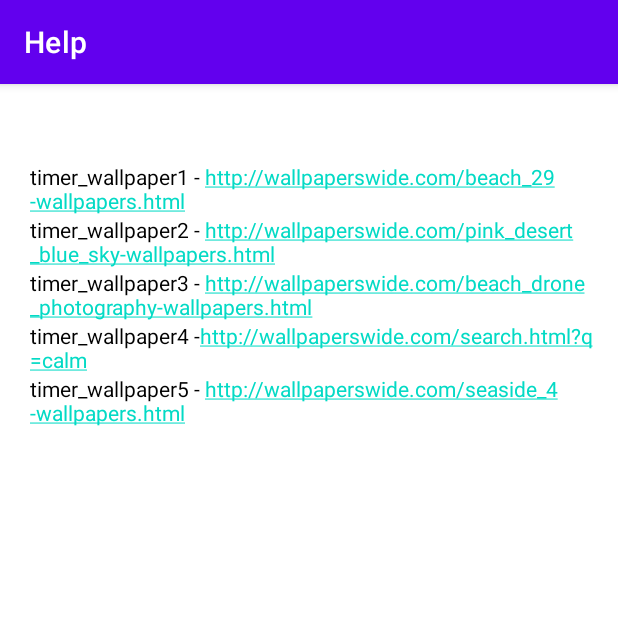
After one commit to hskahlon/android-app, an Android app: the HelpActivity screen opened directly, with no data from a screen before it, on a phone screen of 412 x 824 dp, the top half of it. The commit adds this screen. Run offline under Robolectric (Android 15) with nearby library versions, the light colour scheme and no system bars.

Commit message:
Make helpActivity

```diff
--- /dev/null
+++ b/app/src/main/java/ca/cmpt276/charcoal/practicalparent/HelpActivity.java
@@ -0,0 +1,20 @@
+package ca.cmpt276.charcoal.practicalparent;
+
+import androidx.appcompat.app.AppCompatActivity;
+
+import android.content.Context;
+import android.content.Intent;
+import android.os.Bundle;
+
+public class HelpActivity extends AppCompatActivity {
+
+    @Override
+    protected void onCreate(Bundle savedInstanceState) {
+        super.onCreate(savedInstanceState);
+        setContentView(R.layout.activity_help);
+    }
+
+    public static Intent makeLaunchIntent(Context context) {
+        return new Intent(context, HelpActivity.class);
+    }
+}
--- /dev/null
+++ b/app/src/main/res/layout/activity_help.xml
@@ -0,0 +1,81 @@
+<?xml version="1.0" encoding="utf-8"?>
+<androidx.constraintlayout.widget.ConstraintLayout xmlns:android="http://schemas.android.com/apk/res/android"
+    xmlns:app="http://schemas.android.com/apk/res-auto"
+    xmlns:tools="http://schemas.android.com/tools"
+    android:layout_width="match_parent"
+    android:layout_height="match_parent"
+    tools:context=".HelpActivity">
+
+    <ScrollView
+        android:layout_width="match_parent"
+        android:layout_height="match_parent"
+        tools:layout_editor_absoluteY="136dp"
+        android:padding="10dp" >
+
+        <LinearLayout
+            android:layout_width="match_parent"
+            android:layout_height="wrap_content"
+            android:orientation="vertical" >
+
+            <TextView
+                android:layout_width="match_parent"
+                android:layout_height="match_parent"
+                android:textColor="@color/white"
+                android:paddingTop="20dp"
+                android:text=""
+                android:textSize="16sp"
+                android:textStyle="bold" />
+            <TextView
+                android:layout_width="match_parent"
+                android:layout_height="match_parent"
+                android:paddingStart="10dp"
+                android:paddingEnd="0dp"
+                android:textColor="@color/black"
+                android:text="timer_wallpaper1 - http://wallpaperswide.com/beach_29-wallpapers.html"
+                android:autoLink="web"/>
+            <TextView
+                android:layout_width="match_parent"
+                android:layout_height="match_parent"
+                android:paddingStart="10dp"
+                android:paddingEnd="0dp"
+                android:textColor="@color/black"
+                android:text="timer_wallpaper2 - http://wallpaperswide.com/pink_desert_blue_sky-wallpapers.html"
+                android:autoLink="web"/>
+            <TextView
+                android:layout_width="match_parent"
+                android:layout_height="match_parent"
+                android:paddingStart="10dp"
+                android:paddingEnd="0dp"
+                android:textColor="@color/black"
+                android:text="timer_wallpaper3 - http://wallpaperswide.com/beach_drone_photography-wallpapers.html"
+                android:autoLink="web"/>
+            <TextView
+                android:layout_width="match_parent"
+                android:layout_height="match_parent"
+                android:paddingStart="10dp"
+                android:paddingEnd="0dp"
+                android:textColor="@color/black"
+                android:text="timer_wallpaper4 -http://wallpaperswide.com/search.html?q=calm"
+                android:autoLink="web"/>
+            <TextView
+                android:layout_width="match_parent"
+                android:layout_height="match_parent"
+                android:paddingStart="10dp"
+                android:paddingEnd="0dp"
+                android:textColor="@color/black"
+                android:text="timer_wallpaper5 - http://wallpaperswide.com/seaside_4-wallpapers.html"
+                android:autoLink="web"/>
+
+            <TextView
+                android:layout_width="match_parent"
+                android:layout_height="match_parent"
+                android:paddingStart="10dp"
+                android:paddingEnd="0dp"
+                android:paddingBottom="20dp"
+                android:textColor="#0000FF"
+                android:text=""
+                android:autoLink="web"/>
+        </LinearLayout>
+    </ScrollView>
+
+</androidx.constraintlayout.widget.ConstraintLayout>
```
Also changed, not shown: app/src/main/AndroidManifest.xml (+14 -15 lines), app/src/main/java/ca/cmpt276/charcoal/practicalparent/MainActivity.java (+9 -0 lines), app/src/main/res/layout/activity_main.xml (+17 -7 lines), app/src/main/res/values/strings.xml (+9 -0 lines).
